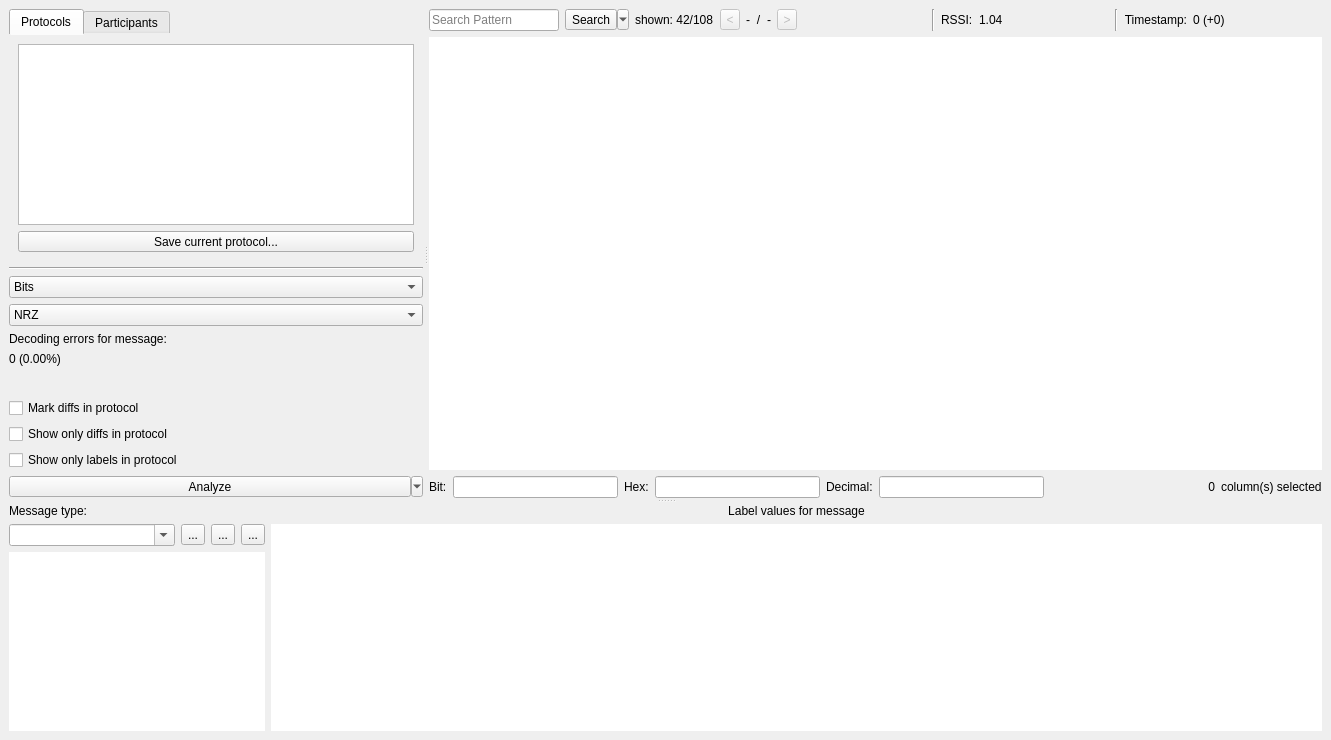
jopohl/urh, file ui/analysis.ui: the form before one commit.
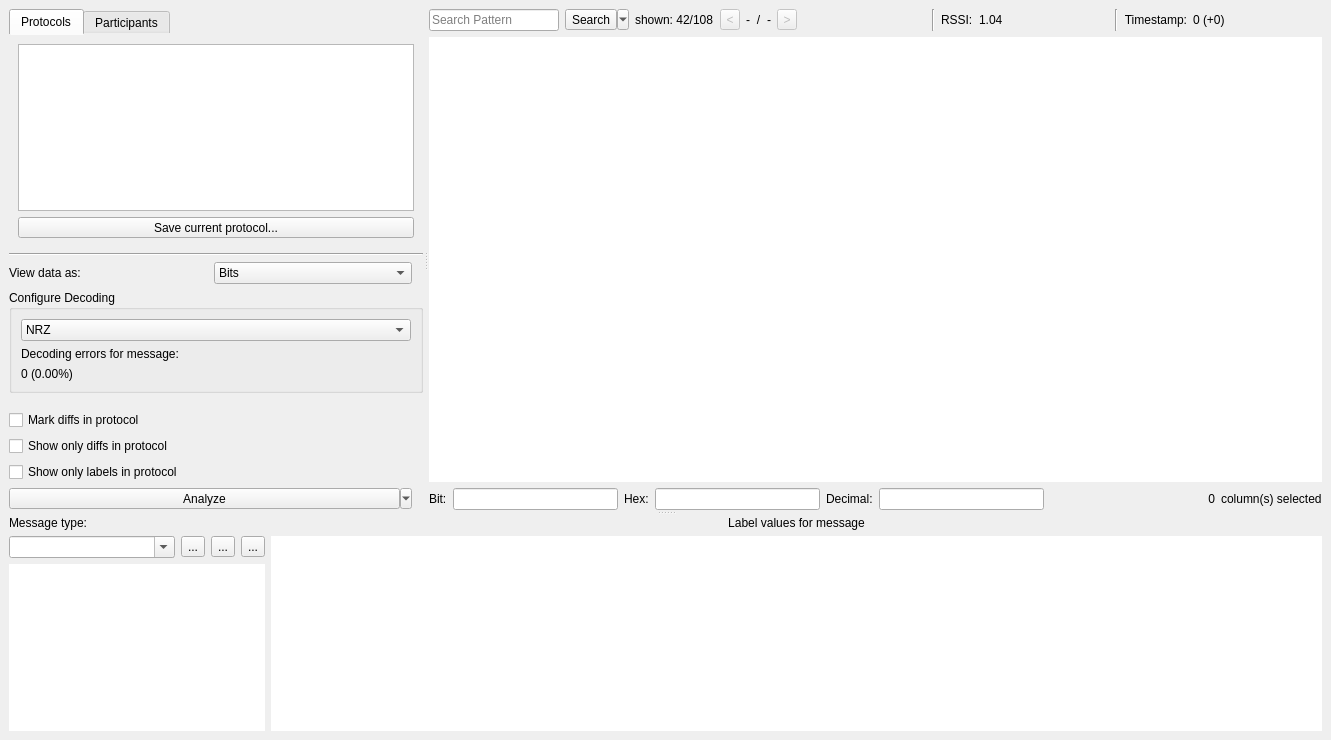
The form after the commit. Icons and pictures are not drawn. Custom widgets are drawn as their Qt base class.

Commit message: adjust analysis gui

Patch:
```diff
--- a/ui/analysis.ui
+++ b/ui/analysis.ui
@@ -237,6 +237,18 @@
              </widget>
             </item>
             <item>
+             <layout class="QHBoxLayout" name="horizontalLayout">
+              <property name="rightMargin">
+               <number>11</number>
+              </property>
+              <item>
+               <widget class="QLabel" name="label_4">
+                <property name="text">
+                 <string>View data as:</string>
+                </property>
+               </widget>
+              </item>
+              <item>
              <widget class="QComboBox" name="cbProtoView">
               <property name="sizePolicy">
                <sizepolicy hsizetype="Preferred" vsizetype="Fixed">
@@ -264,6 +276,14 @@
               </item>
              </widget>
             </item>
+             </layout>
+            </item>
+            <item>
+             <widget class="QGroupBox" name="groupBox">
+              <property name="title">
+               <string>Configure Decoding</string>
+              </property>
+              <layout class="QVBoxLayout" name="verticalLayout_6">
             <item>
              <widget class="QComboBox" name="cbDecoding">
               <property name="sizePolicy">
@@ -328,6 +348,9 @@
               </property>
              </widget>
             </item>
+              </layout>
+             </widget>
+            </item>
             <item>
              <spacer name="verticalSpacer">
               <property name="orientation">
@@ -391,7 +414,7 @@
                  <number>0</number>
                 </property>
                 <property name="rightMargin">
-                 <number>0</number>
+                 <number>11</number>
                 </property>
                 <property name="bottomMargin">
                  <number>0</number>
```
Lines whose indentation alone changed are shown as unchanged. The commit also changes 2 other files.
